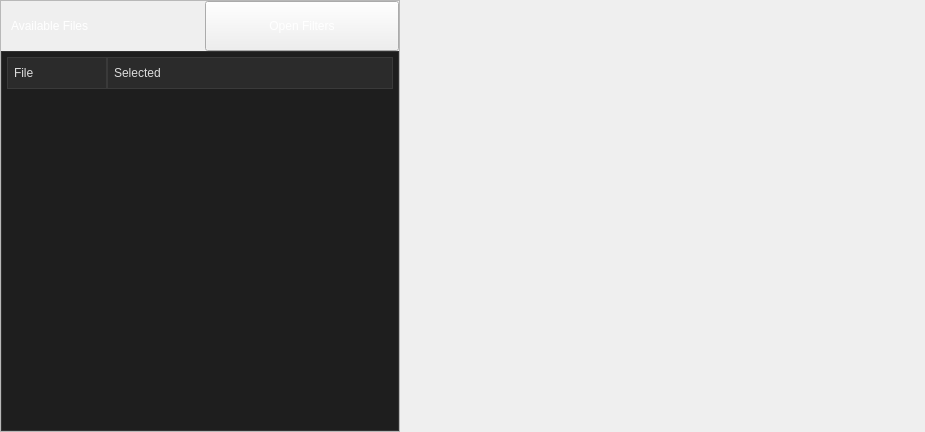
First picture: the form in src/ui/workspace_data_table.ui, repository ligerr13/PE_Spectroradiometer, before the edit.
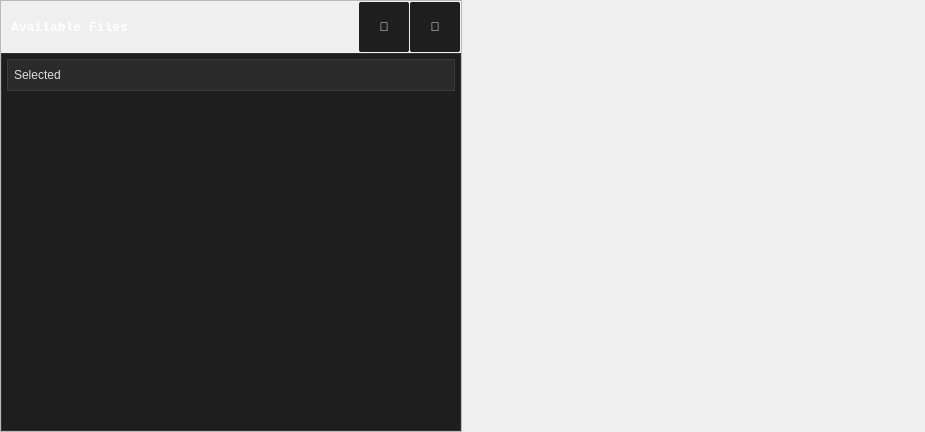
Second picture: the form after the edit. Icons and pictures are not drawn.

```diff
--- a/src/ui/workspace_data_table.ui
+++ b/src/ui/workspace_data_table.ui
@@ -57,7 +57,7 @@
      </property>
      <layout class="QHBoxLayout" name="horizontalLayout">
       <property name="spacing">
-       <number>0</number>
+       <number>2</number>
       </property>
       <property name="leftMargin">
        <number>0</number>
@@ -81,12 +81,12 @@
         </property>
         <property name="maximumSize">
          <size>
-          <width>400</width>
+          <width>16777215</width>
           <height>16777215</height>
          </size>
         </property>
         <property name="styleSheet">
-         <string notr="true">border-right: 1px solid rgb(41,41,41);</string>
+         <string notr="true">border-right: 0px solid rgb(41,41,41);</string>
         </property>
         <layout class="QVBoxLayout" name="verticalLayout_2">
          <property name="spacing">
@@ -114,7 +114,7 @@
              <rect>
               <x>0</x>
               <y>0</y>
-              <width>398</width>
+              <width>460</width>
               <height>430</height>
              </rect>
             </property>
@@ -171,22 +171,30 @@
                   </property>
                   <layout class="QHBoxLayout" name="horizontalLayout_2">
                    <property name="spacing">
-                    <number>0</number>
+                    <number>1</number>
                    </property>
                    <property name="leftMargin">
                     <number>10</number>
                    </property>
                    <property name="topMargin">
-                    <number>0</number>
+                    <number>1</number>
                    </property>
                    <property name="rightMargin">
-                    <number>0</number>
+                    <number>1</number>
                    </property>
                    <property name="bottomMargin">
-                    <number>0</number>
+                    <number>1</number>
                    </property>
                    <item>
                     <widget class="QLabel" name="label">
+                     <property name="font">
+                      <font>
+                       <family>Consolas</family>
+                       <pointsize>10</pointsize>
+                       <italic>false</italic>
+                       <bold>true</bold>
+                      </font>
+                     </property>
                      <property name="styleSheet">
                       <string notr="true">color: white; 
 border-right: 0px;
@@ -201,21 +209,73 @@
                     <widget class="QPushButton" name="pushButton">
                      <property name="minimumSize">
                       <size>
-                       <width>0</width>
+                       <width>50</width>
                        <height>50</height>
                       </size>
                      </property>
+                     <property name="maximumSize">
+                      <size>
+                       <width>50</width>
+                       <height>50</height>
+                      </size>
+                     </property>
                      <property name="styleSheet">
-                      <string notr="true">color: white; 
-border-right: 0px;
-font: 700 10pt &quot;Consolas&quot;;</string>
+                      <string notr="true">QPushButton {
+    background-color: rgb(30, 30, 30);
+    color: white;
+    border-radius: 2px;  
+    padding: 4px 8px;
+    font: 700 20pt &quot;Consolas&quot;;
+}
+
+QPushButton:hover {
+    background-color: rgb(50, 50, 50); /* világosabb hover */
+}
+
+QPushButton:pressed {
+    background-color: rgb(70, 70, 70); /* lenyomott állapot */
+}
+</string>
                      </property>
                      <property name="text">
-                      <string>Open Filters</string>
+                      <string>📶</string>
                      </property>
-                     <property name="icon">
-                      <iconset>
-                       <normaloff>../../resources/icons/properties.png</normaloff>../../resources/icons/properties.png</iconset>
+                    </widget>
+                   </item>
+                   <item>
+                    <widget class="QPushButton" name="pushButton_2">
+                     <property name="minimumSize">
+                      <size>
+                       <width>50</width>
+                       <height>50</height>
+                      </size>
+                     </property>
+                     <property name="maximumSize">
+                      <size>
+                       <width>50</width>
+                       <height>50</height>
+                      </size>
+                     </property>
+                     <property name="styleSheet">
+                      <string notr="true">QPushButton {
+    background-color: rgb(30, 30, 30);
+    color: white;
+    border-radius: 2px;  
+    padding: 4px 8px;
+    font: 700 20pt &quot;Consolas&quot;;
+}
+
+QPushButton:hover {
+    background-color: rgb(50, 50, 50); /* világosabb hover */
+}
+
+QPushButton:pressed {
+    background-color: rgb(70, 70, 70); /* lenyomott állapot */
+}
+</string>
+                     </property>
+                     <property name="text">
+                      <string>📁</string>
                      </property>
                     </widget>
                    </item>
@@ -237,30 +297,46 @@
     font: 11pt &quot;Consolas&quot;;
 }
 
-/* Sorok alap */
+/* ====== ALAP ITEM ====== */
 QTreeWidget::item {
     height: 28px;
     padding: 4px;
-}
-
-/* Hover */
-QTreeWidget::item:hover {
-    background-color: #2b2b2b;
-}
-
-/* Kijelölt sor */
-QTreeWidget::item:selected {
-    background-color: #3d6aff;
-    color: white;
     border: none;
 }
 
-/* Kijelölt + hover */
+/* ====== DÁTUM KATEGÓRIA (has-children) ====== */
+QTreeWidget::item:has-children {
+    font-weight: bold;
+    color: #bfbfbf;            /* kissé világosabb mint a sima text */
+}
+
+/* Hover a kategóriára */
+QTreeWidget::item:has-children:hover {
+    background-color: #2b2b2b;
+}
+
+/* ====== FÁJL ELEMEK (nincs children) ====== */
+QTreeWidget::item:!has-children {
+    font-weight: normal;
+    color: #dcdcdc;
+}
+
+/* Hover fájl elemekre */
+QTreeWidget::item:!has-children:hover {
+    background-color: #2b2b2b;
+}
+
+/* ====== SELECTED ====== */
+QTreeWidget::item:selected {
+    background-color: #3d6aff;
+    color: white;
+}
+
 QTreeWidget::item:selected:hover {
     background-color: #5278ff;
 }
 
-/* Checkbox — ALAP (nincs kép, gyönyörű QSS kocka) */
+/* ====== CHECKBOXOK ====== */
 QTreeWidget::indicator {
     width: 16px;
     height: 16px;
@@ -269,35 +345,31 @@
     background: #222;
 }
 
-/* Hover checkbox */
 QTreeWidget::indicator:hover {
     border: 1px solid #aaa;
 }
 
-/* Unchecked */
 QTreeWidget::indicator:unchecked {
     background: #2a2a2a;
 }
 
-/* Checked */
 QTreeWidget::indicator:checked {
     background-color: #3d6aff;
     border: 1px solid #3d6aff;
 }
 
-/* CHECKBOX a kijelölt soron → világosabb legyen hogy látszódjon */
+/* Kijelölt sor checkbox — legyen jól látható */
 QTreeWidget::item:selected QTreeWidget::indicator {
     background: #eef1ff;
     border: 1px solid white;
 }
 
-/* CHECKED a kijelölt soron → kék maradjon de világosabb */
 QTreeWidget::item:selected QTreeWidget::indicator:checked {
     background-color: #ffffff;
     border: 1px solid white;
 }
 
-/* Header */
+/* ====== HEADER ====== */
 QHeaderView::section {
     background-color: #2b2b2b;
     color: #dcdcdc;
@@ -306,7 +378,7 @@
     border: 1px solid #3a3a3a;
 }
 
-/* Scrollbar */
+/* ====== SCROLLBAR ====== */
 QScrollBar:vertical {
     width: 12px;
     background: #1e1e1e;
@@ -329,11 +401,6 @@
 }
 </string>
                </property>
-               <column>
-                <property name="text">
-                 <string>File</string>
-                </property>
-               </column>
                <column>
                 <property name="text">
                  <string>Selected</string>
```
Left out of the diff: 6 changed lines with no effect on the pictures.
